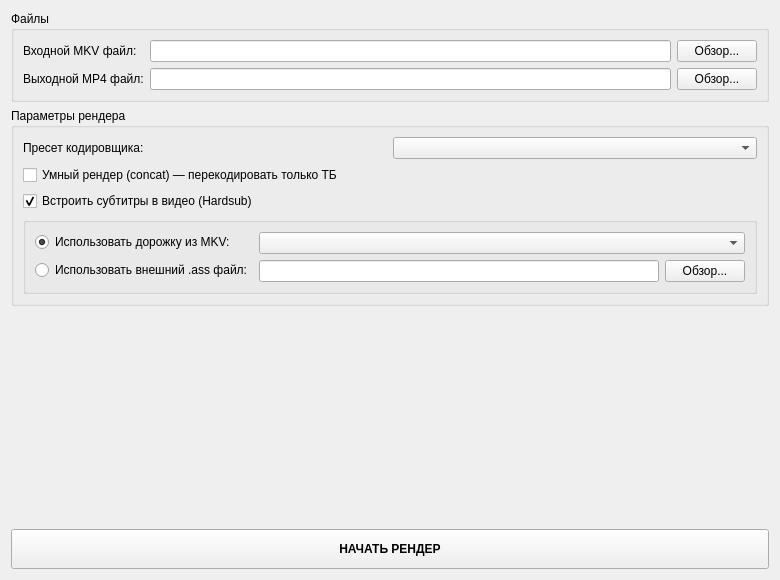
IceHoles/DubbingTool, file ui/manualrenderwidget.ui: the form before one commit.
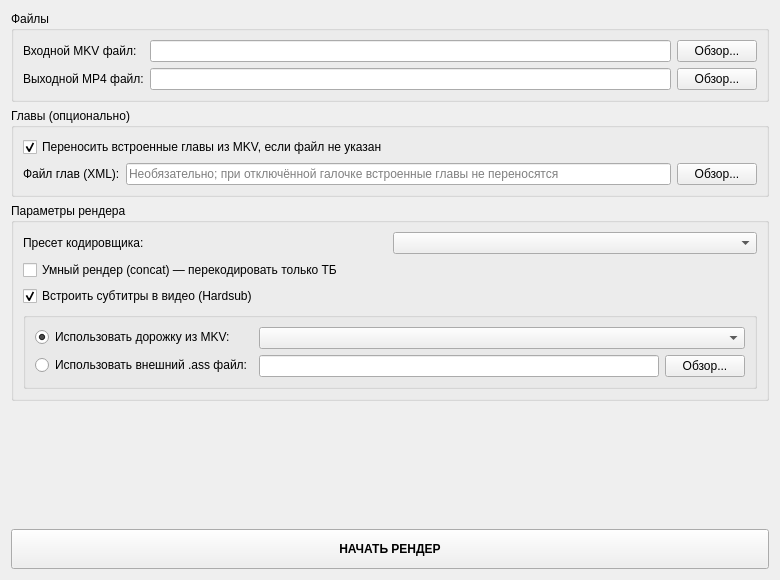
The form after the commit.

Commit message:
feat: chapters (XML/MKV/MP4), track flags, manual fonts UX
- Add ChapterHelper for Matroska XML, ffprobe chapters, ffmetadata, MP4 chapter mux without duplicate menu track
- Template chaptersEnabled; MissingFilesDialog when chapters expected but missing; manual assembly/render chapter XML UI
- Manual/auto MKV: default/forced flags for Russian/original audio, signs, full subs
- applyChaptersToMp4: map video+audio only before map_chapters from ffmetadata
- Manual assembly: clear font list after successful MKV; clear button; finished(bool) signal
- Update CHANGELOG.md

What changed in the file:
```diff
--- a/ui/manualrenderwidget.ui
+++ b/ui/manualrenderwidget.ui
@@ -62,6 +62,50 @@
      </layout>
     </widget>
    </item>
+   <item>
+    <widget class="QGroupBox" name="groupBox_chapters_manual">
+     <property name="title">
+      <string>Главы (опционально)</string>
+     </property>
+     <layout class="QVBoxLayout" name="verticalLayout_chapters_manual_outer">
+      <item>
+       <widget class="QCheckBox" name="transferEmbeddedChaptersCheckBox">
+        <property name="text">
+         <string>Переносить встроенные главы из MKV, если файл не указан</string>
+        </property>
+        <property name="checked">
+         <bool>true</bool>
+        </property>
+       </widget>
+      </item>
+      <item>
+       <layout class="QHBoxLayout" name="horizontalLayout_chapters_manual">
+        <item>
+         <widget class="QLabel" name="label_chapters_manual">
+          <property name="text">
+           <string>Файл глав (XML):</string>
+          </property>
+         </widget>
+        </item>
+        <item>
+         <widget class="QLineEdit" name="chaptersExternalPathManualEdit">
+          <property name="placeholderText">
+           <string>Необязательно; при отключённой галочке встроенные главы не переносятся</string>
+          </property>
+         </widget>
+        </item>
+        <item>
+         <widget class="QPushButton" name="browseChaptersManualButton">
+          <property name="text">
+           <string>Обзор...</string>
+          </property>
+         </widget>
+        </item>
+       </layout>
+      </item>
+     </layout>
+    </widget>
+   </item>
    <item>
    <widget class="QGroupBox" name="groupBox_2">
     <property name="title">
```
The commit also changes 24 other files.
